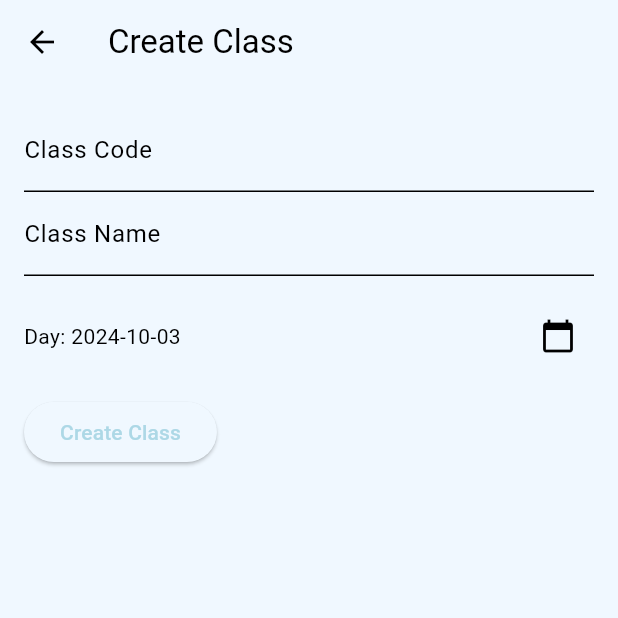
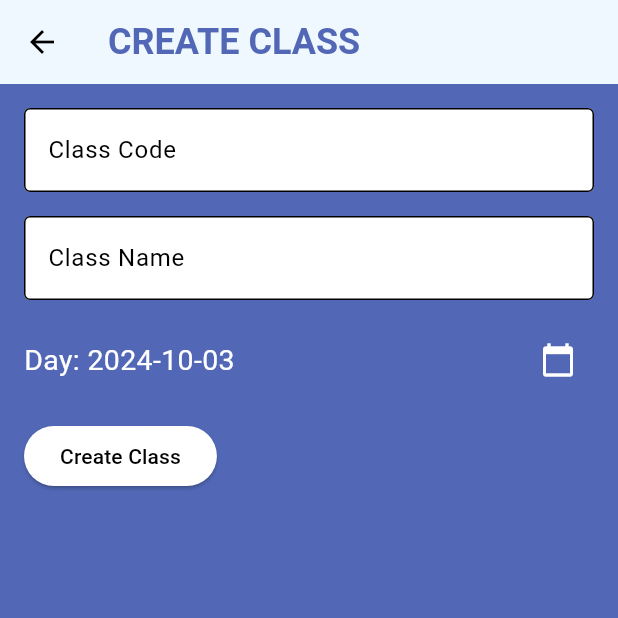
Before and after one commit to GenTpham/DoAnPhanMem, a Flutter app: the CreateClassPage screen opened directly, on a phone screen of 412 x 824 dp, the top half of it. Run offline on Flutter 3.47's test engine with Material 3 defaults, Android fonts, the phone set to English and light mode, and no system bars; our stand-ins replace cloud_firestore, firebase_auth, firebase_core; accounts and stored records are empty; network calls fail.

Commit message:
update interface

```diff
--- a/exam_app/lib/pages/create_class_page.dart
+++ b/exam_app/lib/pages/create_class_page.dart
@@ -29,8 +29,16 @@ class _CreateClassPageState extends State<CreateClassPage> {
   @override
   Widget build(BuildContext context) {
     return Scaffold(
+      backgroundColor: Color(0xFF5268B6),
       appBar: AppBar(
-        title: Text('Create Class'),
+        title: const Text(
+            "CREATE CLASS",
+            style: TextStyle(
+              color: Color(0xFF5268B6),
+              fontWeight: FontWeight.bold,
+              fontSize: 24,
+            )
+        ),
       ),
       body: Padding(
         padding: EdgeInsets.all(16.0),
@@ -41,7 +49,17 @@ class _CreateClassPageState extends State<CreateClassPage> {
             children: <Widget>[
               TextFormField(
                 controller: _maLopController,
-                decoration: InputDecoration(labelText: 'Class Code'),
+                decoration: InputDecoration(
+                  hintText: 'Class Code',
+                  filled: true,
+                  fillColor: Colors.white,
+                  border: OutlineInputBorder(
+                    borderSide: BorderSide(color: Colors.black),
+                  ),
+                  focusedBorder: OutlineInputBorder(
+                    borderSide: BorderSide(color: Colors.black, width: 2.0),
+                  ),
+                ),
                 validator: (value) {
                   if (value == null || value.isEmpty) {
                     return 'Please enter Class Code';
@@ -49,9 +67,20 @@ class _CreateClassPageState extends State<CreateClassPage> {
                   return null;
                 },
               ),
+              SizedBox(height: 16),
               TextFormField(
                 controller: _tenLopController,
-                decoration: InputDecoration(labelText: 'Class Name'),
+                decoration: InputDecoration(
+                  hintText: 'Class Name',
+                  filled: true,
+                  fillColor: Colors.white,
+                  border: OutlineInputBorder(
+                    borderSide: BorderSide(color: Colors.black),
+                  ),
+                  focusedBorder: OutlineInputBorder(
+                    borderSide: BorderSide(color: Colors.black, width: 2.0),
+                  ),
+                ),
                 validator: (value) {
                   if (value == null || value.isEmpty) {
                     return 'Please enter Class Name';
@@ -64,19 +93,25 @@ class _CreateClassPageState extends State<CreateClassPage> {
                 children: [
                   Text(
                     'Day: ${DateFormat('yyyy-MM-dd').format(_ngayTao)}',
+                    style: TextStyle(
+                      color: Colors.white,
+                      fontSize: 19,
+                    ),
                   ),
                   Spacer(),
                   IconButton(
-                    icon: Icon(Icons.calendar_today),
+                    icon: Icon(Icons.calendar_today, color: Colors.white),
                     onPressed: () => _chonNgay(context),
                   ),
                 ],
               ),
               SizedBox(height: 16),
               ElevatedButton(
+                style: ElevatedButton.styleFrom(
+                  backgroundColor: Colors.white,
+                ),
                 onPressed: () {
                   if (_formKey.currentState!.validate()) {
-
                     String maLop = _maLopController.text;
                     String tenLop = _tenLopController.text;
                     String ngayTao = DateFormat('yyyy-MM-dd').format(_ngayTao);
@@ -86,7 +121,12 @@ class _CreateClassPageState extends State<CreateClassPage> {
                     print('Day: $ngayTao');
                   }
                 },
-                child: Text('Create Class'),
+                child: Text(
+                  'Create Class',
+                  style: TextStyle(
+                    color: Colors.black,
+                  ),
+                ),
               ),
             ],
           ),
```
Also changed, not shown: exam_app/lib/pages/go_to_class_page.dart (+17 -3 lines), exam_app/lib/pages/profile_page.dart (+50 -3 lines).
